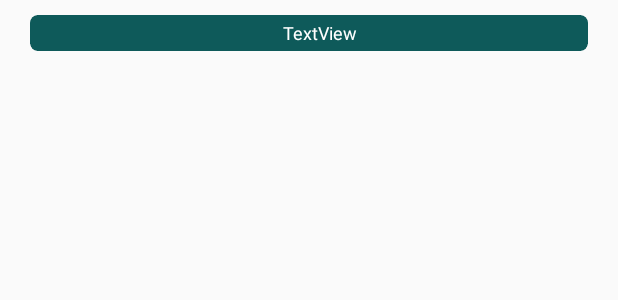
After one commit to AnandTraveller/QRReader, an Android app: the layout past_orders_row.xml on its own in the app's theme, with its tools: preview values and no code run, on a phone screen of 412 x 824 dp. The commit adds this screen. Shown: the top 300 px of the screen. Run offline under Robolectric (Android 15) with nearby library versions, the phone set to English and light mode, and no system bars.

Commit message:
Local Db

```diff
--- a/app/build.gradle
+++ b/app/build.gradle
@@ -7,8 +7,8 @@ android {
         applicationId "com.anandroid.qrreader"
         minSdkVersion 21
         targetSdkVersion 25
-        versionCode 5
-        versionName "5.0"
+        versionCode 6
+        versionName "6.0"
         testInstrumentationRunner "android.support.test.runner.AndroidJUnitRunner"
     }
     buildTypes {
@@ -34,10 +34,10 @@ dependencies {
     compile 'com.android.support.constraint:constraint-layout:1.0.2'
     compile 'com.jakewharton:butterknife:8.5.1'
     annotationProcessor 'com.jakewharton:butterknife-compiler:8.5.1'
+    compile 'com.android.support:design:25.3.0'
 
     // QR Code
     compile 'com.dlazaro66.qrcodereaderview:qrcodereaderview:2.0.2'
-    compile 'com.android.support:design:25.3.0'
 
     // To Generate Text to Qr Picture
     compile 'com.google.zxing:core:3.2.1'
--- a/app/src/main/java/com/anandroid/qrreader/view/fragment/LoginFrag.java
+++ b/app/src/main/java/com/anandroid/qrreader/view/fragment/LoginFrag.java
@@ -147,7 +147,6 @@ public class LoginFrag extends Fragment {
     @Override
     public void onDestroyView() {
         super.onDestroyView();
-
         unbinder.unbind();
     }
 
--- /dev/null
+++ b/app/src/main/res/layout/past_orders_row.xml
@@ -0,0 +1,38 @@
+<?xml version="1.0" encoding="utf-8"?>
+<LinearLayout xmlns:android="http://schemas.android.com/apk/res/android"
+    xmlns:app="http://schemas.android.com/apk/res-auto"
+    android:layout_width="match_parent"
+    android:layout_height="wrap_content"
+    android:orientation="vertical">
+
+    <android.support.v7.widget.CardView
+        android:layout_width="match_parent"
+        android:layout_height="24dp"
+        android:layout_marginLeft="20dp"
+        android:layout_marginRight="20dp"
+        android:layout_marginTop="10dp"
+        app:cardBackgroundColor="@color/colordarkgreen"
+        app:cardCornerRadius="5dp"
+        app:cardElevation="0dp">
+
+        <TextView
+            android:id="@+id/past_txtData"
+            android:layout_width="match_parent"
+            android:layout_height="match_parent"
+            android:layout_marginLeft="15dp"
+            android:gravity="center"
+            android:text="TextView"
+            android:textColor="@android:color/white"
+            android:textSize="12dp" />
+
+        <ImageView
+            android:layout_width="@dimen/_30sdp"
+            android:layout_height="match_parent"
+            android:layout_gravity="right"
+            android:padding="@dimen/_3sdp"
+            android:visibility="gone"
+            app:srcCompat="@drawable/close_icon" />
+
+    </android.support.v7.widget.CardView>
+
+</LinearLayout>
--- a/app/src/main/res/values/colors.xml
+++ b/app/src/main/res/values/colors.xml
@@ -7,5 +7,6 @@
     <color name="toolbar_dark_green">#064646</color>
     <!-- // Qr-->
     <color name="QRCodeWhiteColor">#ffffff</color>
+    <color name="color_dim">#71ac9e</color>
     <color name="QRCodeBlackColor">#000000</color>
 </resources>
```
Also changed, not shown: app/src/main/java/com/anandroid/qrreader/utills/UserSessionManager.java (added, +148 -0 lines), app/src/main/java/com/anandroid/qrreader/view/activity/MainActivity.java (+36 -2 lines), app/src/main/java/com/anandroid/qrreader/view/adapter/PastOrdersAdapter.java (added, +92 -0 lines), app/src/main/java/com/anandroid/qrreader/view/adapter/interf.java (deleted, +0 -15 lines), app/src/main/java/com/anandroid/qrreader/view/fragment/HomeScreen.java (+49 -3 lines), app/src/main/res/layout/home_screen_frag.xml (+54 -6 lines).
